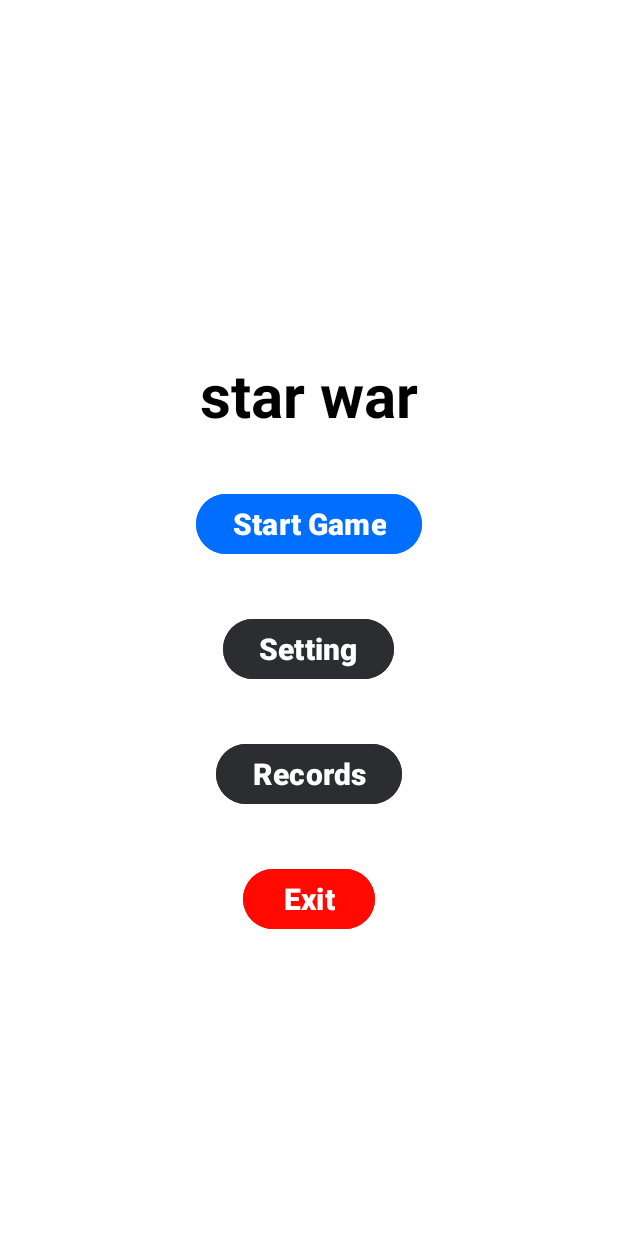
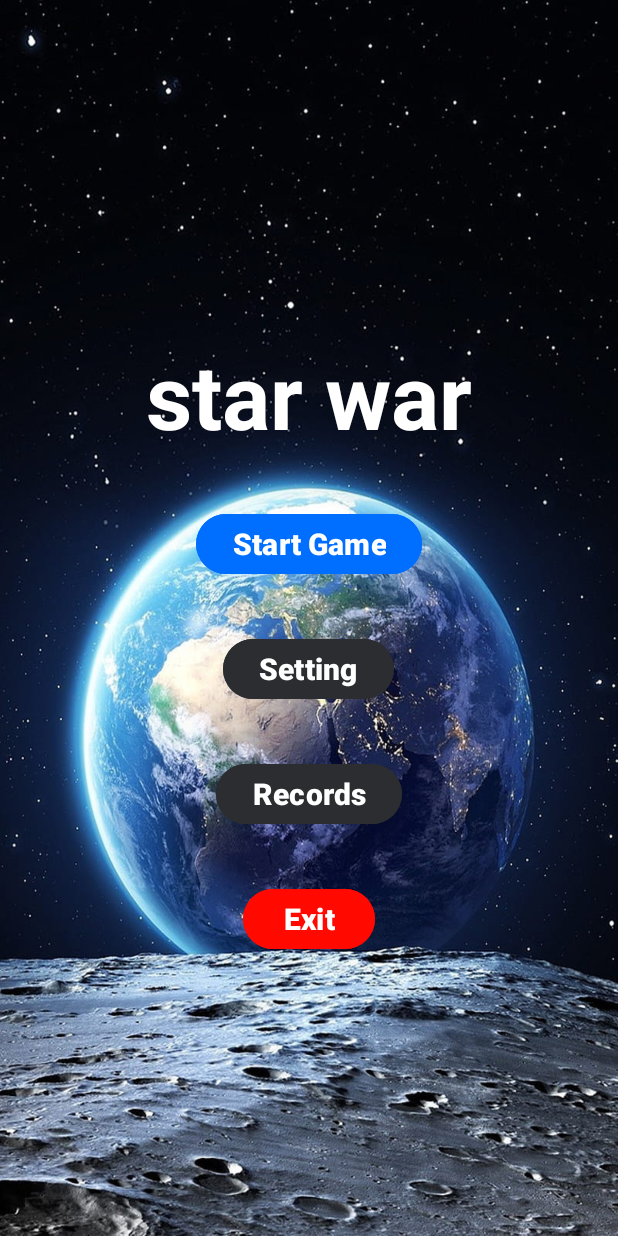
Before and after one commit to adam-eljohari/HW2-Android, an Android app: the MenuActivity screen opened directly, with no data from a screen before it, on a phone screen of 412 x 824 dp. Run offline under Robolectric (Android 15) with nearby library versions, the phone set to English and light mode, and no system bars.

Commit message:
HW2-Start

```diff
--- a/app/src/main/java/com/example/hw2_android/MenuActivity.kt
+++ b/app/src/main/java/com/example/hw2_android/MenuActivity.kt
@@ -13,7 +13,7 @@ class MenuActivity : AppCompatActivity() {
     private lateinit var menu_BTN_records: MaterialButton
 
     private var isUsingSensors: Boolean = false
-    private var selectedSpeed: String = "Normal"
+    private var selectedSpeed: String = "Slow"
 
     override fun onCreate(savedInstanceState: Bundle?) {
         super.onCreate(savedInstanceState)
@@ -31,13 +31,23 @@ class MenuActivity : AppCompatActivity() {
     }
 
     private fun initViews() {
-        menu_BTN_start.setOnClickListener { startGame() }
-        menu_BTN_settings.setOnClickListener { openSettings() }
+        menu_BTN_start.setOnClickListener {
+            startGame()
+        }
+
+        menu_BTN_settings.setOnClickListener {
+            openSettings()
+        }
+
         menu_BTN_records.setOnClickListener {
             val intent = Intent(this, HighScoreActivity::class.java)
             startActivity(intent)
+
         }
-        menu_BTN_exit.setOnClickListener { exitGame() }
+
+        menu_BTN_exit.setOnClickListener {
+            exitGame()
+        }
     }
 
     @Deprecated("This method has been deprecated in favor of using the Activity Result API\n      which brings increased type safety via an {@link ActivityResultContract} and the prebuilt\n      contracts for common intents available in\n      {@link androidx.activity.result.contract.ActivityResultContracts}, provides hooks for\n      testing, and allow receiving results in separate, testable classes independent from your\n      activity. Use\n      {@link #registerForActivityResult(ActivityResultContract, ActivityResultCallback)}\n      with the appropriate {@link ActivityResultContract} and handling the result in the\n      {@link ActivityResultCallback#onActivityResult(Object) callback}.")
@@ -45,7 +55,7 @@ class MenuActivity : AppCompatActivity() {
         super.onActivityResult(requestCode, resultCode, data)
         if (requestCode == SETTINGS_REQUEST_CODE && resultCode == RESULT_OK && data != null) {
             val isUsingSensors = data.getBooleanExtra("IS_USING_SENSORS", false)
-            val selectedSpeed = data.getStringExtra("SELECTED_SPEED") ?: "Normal"
+            val selectedSpeed = data.getStringExtra("SELECTED_SPEED") ?: "Slow"
             val intent = Intent(this, MainActivity::class.java)
             intent.putExtra("IS_USING_SENSORS", isUsingSensors)
             intent.putExtra("SELECTED_SPEED", selectedSpeed)
--- a/app/src/main/res/layout/activity_menu.xml
+++ b/app/src/main/res/layout/activity_menu.xml
@@ -4,7 +4,8 @@
     android:layout_height="match_parent"
     android:orientation="vertical"
     android:gravity="center"
-    android:background ="@color/white" >
+    android:background ="@drawable/background_menu"
+    >
 
     <com.google.android.material.textview.MaterialTextView
         android:id="@+id/menu_LBL_gameName"
@@ -12,8 +13,8 @@
         android:layout_height="wrap_content"
         android:text="@string/string_gameName"
         android:layout_margin="@dimen/default_margin"
-        android:textSize="40sp"
-        android:textColor="@color/black"
+        android:textSize="60sp"
+        android:textColor="@color/white"
         android:gravity="center"
         android:textStyle="bold">
 
```
Also changed, not shown: app/src/main/res/drawable/background_menu.jpg (added).
